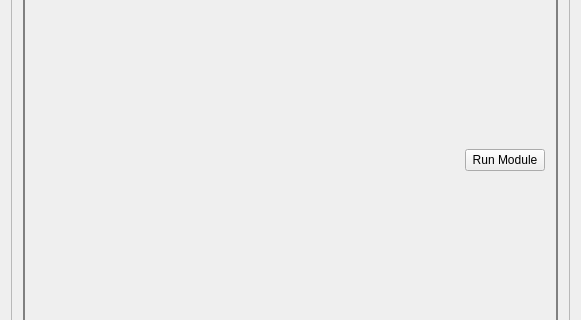
tisaconundrum2/PySAT-GUI, file src/PYSAT_Gui_UI_Forms/03_mainwindow_files.ui: the form before one commit; both pictures show x 0 to 581 and y 411 to 731 of the 581 by 843 pixel window.
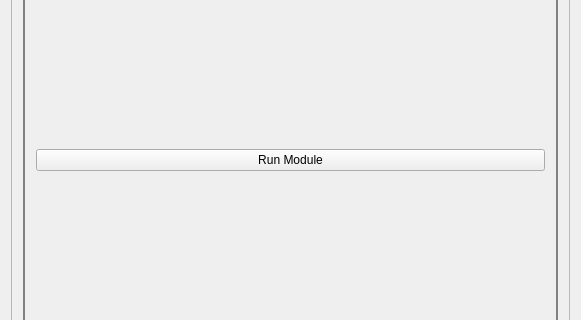
The form after the commit.

Commit message: Auto Generated Update:_

```diff
--- a/src/PYSAT_Gui_UI_Forms/03_mainwindow_files.ui
+++ b/src/PYSAT_Gui_UI_Forms/03_mainwindow_files.ui
@@ -151,20 +151,7 @@
            <item>
             <layout class="QHBoxLayout" name="horizontalLayout">
              <item>
-              <spacer name="horizontalSpacer">
-               <property name="orientation">
-                <enum>Qt::Horizontal</enum>
-               </property>
-               <property name="sizeHint" stdset="0">
-                <size>
-                 <width>40</width>
-                 <height>20</height>
-                </size>
-               </property>
-              </spacer>
-             </item>
-             <item>
-              <widget class="QPushButton" name="run_module">
+              <widget class="QPushButton" name="run_module_files">
                <property name="text">
                 <string>Run Module</string>
                </property>
```
The commit also changes 2 other files.
